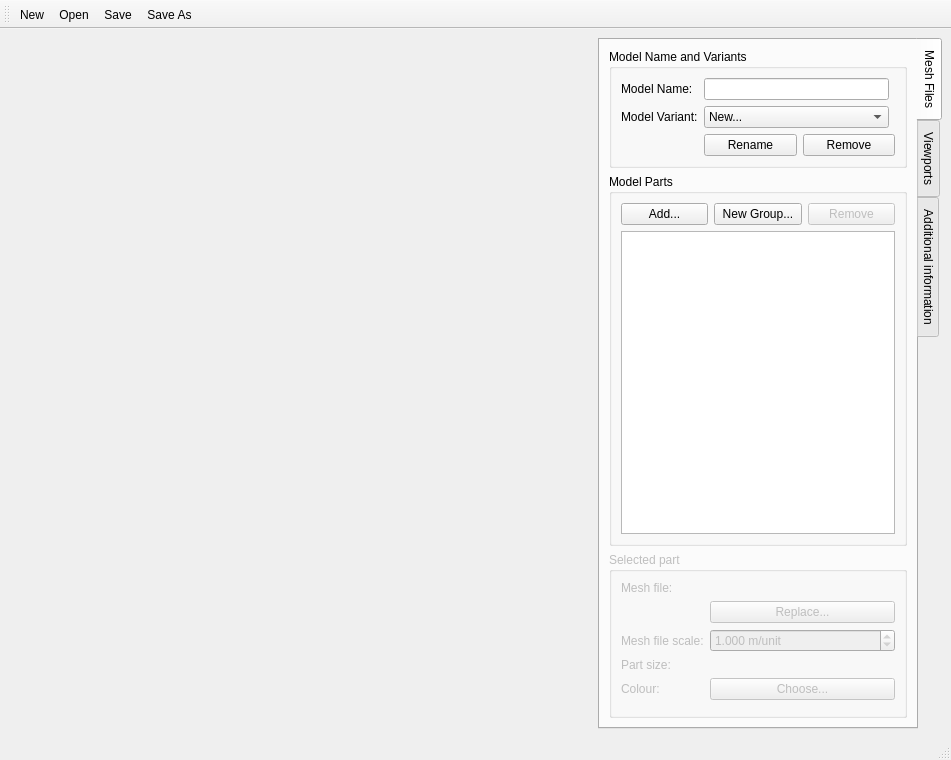
Qt form calcam/gui/qt_designer_files/cad_edit.ui (euratom-software/calcam) before a commit.
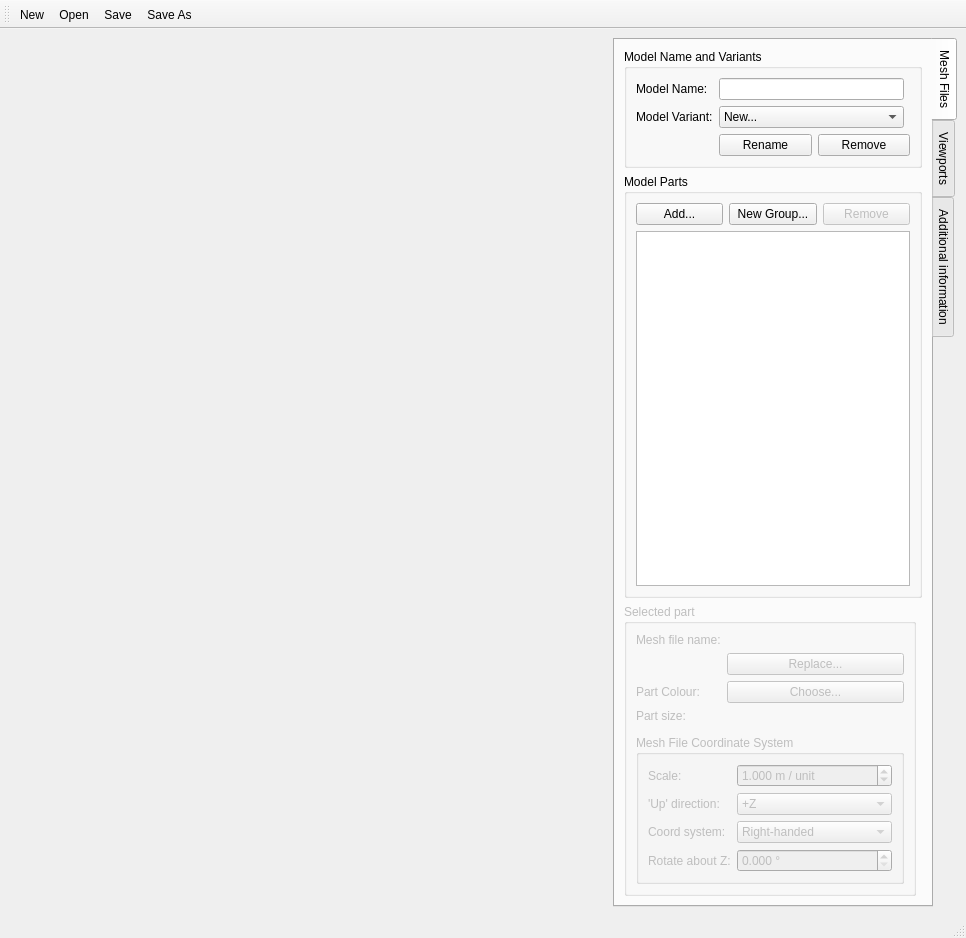
The same form after that commit.

Commit message: Add support for other mesh coordinate conventions (#108), fix broken new version notifications.

Patch:
```diff
--- a/calcam/gui/qt_designer_files/cad_edit.ui
+++ b/calcam/gui/qt_designer_files/cad_edit.ui
@@ -6,8 +6,8 @@
    <rect>
     <x>0</x>
     <y>0</y>
-    <width>951</width>
-    <height>760</height>
+    <width>966</width>
+    <height>938</height>
    </rect>
   </property>
   <property name="sizePolicy">
@@ -109,180 +109,6 @@
         <property name="rightMargin">
          <number>9</number>
         </property>
-        <item row="5" column="0" colspan="2">
-         <widget class="QGroupBox" name="component_settings">
-          <property name="enabled">
-           <bool>false</bool>
-          </property>
-          <property name="sizePolicy">
-           <sizepolicy hsizetype="Minimum" vsizetype="Preferred">
-            <horstretch>0</horstretch>
-            <verstretch>0</verstretch>
-           </sizepolicy>
-          </property>
-          <property name="title">
-           <string>Selected part</string>
-          </property>
-          <layout class="QGridLayout" name="gridLayout_5">
-           <item row="6" column="0" colspan="2">
-            <widget class="QFrame" name="cad_colour_controls">
-             <property name="enabled">
-              <bool>false</bool>
-             </property>
-             <property name="frameShape">
-              <enum>QFrame::NoFrame</enum>
-             </property>
-             <property name="frameShadow">
-              <enum>QFrame::Raised</enum>
-             </property>
-             <layout class="QGridLayout" name="gridLayout_9">
-              <property name="leftMargin">
-               <number>0</number>
-              </property>
-              <property name="topMargin">
-               <number>0</number>
-              </property>
-              <property name="rightMargin">
-               <number>0</number>
-              </property>
-              <property name="bottomMargin">
-               <number>0</number>
-              </property>
-              <property name="spacing">
-               <number>6</number>
-              </property>
-             </layout>
-            </widget>
-           </item>
-           <item row="3" column="1">
-            <widget class="QLabel" name="part_size">
-             <property name="text">
-              <string/>
-             </property>
-            </widget>
-           </item>
-           <item row="2" column="1">
-            <widget class="QDoubleSpinBox" name="mesh_scale_box">
-             <property name="keyboardTracking">
-              <bool>false</bool>
-             </property>
-             <property name="suffix">
-              <string> m/unit</string>
-             </property>
-             <property name="decimals">
-              <number>3</number>
-             </property>
-             <property name="minimum">
-              <double>0.001000000000000</double>
-             </property>
-             <property name="maximum">
-              <double>100.000000000000000</double>
-             </property>
-             <property name="singleStep">
-              <double>0.001000000000000</double>
-             </property>
-             <property name="value">
-              <double>1.000000000000000</double>
-             </property>
-            </widget>
-           </item>
-           <item row="0" column="0" alignment="Qt::AlignTop">
-            <widget class="QLabel" name="label_4">
-             <property name="sizePolicy">
-              <sizepolicy hsizetype="Minimum" vsizetype="Preferred">
-               <horstretch>0</horstretch>
-               <verstretch>0</verstretch>
-              </sizepolicy>
-             </property>
-             <property name="text">
-              <string>Mesh file:</string>
-             </property>
-            </widget>
-           </item>
-           <item row="2" column="0">
-            <widget class="QLabel" name="label_3">
-             <property name="sizePolicy">
-              <sizepolicy hsizetype="Minimum" vsizetype="Preferred">
-               <horstretch>0</horstretch>
-               <verstretch>0</verstretch>
-              </sizepolicy>
-             </property>
-             <property name="text">
-              <string>Mesh file scale:</string>
-             </property>
-            </widget>
-           </item>
-           <item row="4" column="0">
-            <widget class="QLabel" name="label_15">
-             <property name="sizePolicy">
-              <sizepolicy hsizetype="Minimum" vsizetype="Preferred">
-               <horstretch>0</horstretch>
-               <verstretch>0</verstretch>
-              </sizepolicy>
-             </property>
-             <property name="text">
-              <string>Colour:</string>
-             </property>
-            </widget>
-           </item>
-           <item row="3" column="0">
-            <widget class="QLabel" name="label_18">
-             <property name="text">
-              <string>Part size:</string>
-             </property>
-            </widget>
-           </item>
-           <item row="1" column="1">
-            <widget class="QPushButton" name="replace_file_button">
-             <property name="text">
-              <string>Replace...</string>
-             </property>
-            </widget>
-           </item>
-           <item row="0" column="1">
-            <widget class="QLabel" name="mesh_filename">
-             <property name="sizePolicy">
-              <sizepolicy hsizetype="MinimumExpanding" vsizetype="Preferred">
-               <horstretch>0</horstretch>
-               <verstretch>0</verstretch>
-              </sizepolicy>
-             </property>
-             <property name="minimumSize">
-              <size>
-               <width>0</width>
-               <height>0</height>
-              </size>
-             </property>
-             <property name="maximumSize">
-              <size>
-               <width>200</width>
-               <height>16777215</height>
-              </size>
-             </property>
-             <property name="text">
-              <string/>
-             </property>
-             <property name="scaledContents">
-              <bool>false</bool>
-             </property>
-             <property name="wordWrap">
-              <bool>true</bool>
-             </property>
-            </widget>
-           </item>
-           <item row="4" column="1">
-            <widget class="QPushButton" name="cad_colour_choose_button">
-             <property name="enabled">
-              <bool>false</bool>
-             </property>
-             <property name="text">
-              <string>Choose...</string>
-             </property>
-            </widget>
-           </item>
-          </layout>
-         </widget>
-        </item>
         <item row="4" column="0" colspan="2">
          <widget class="QGroupBox" name="model_featurelist_box">
           <property name="enabled">
@@ -450,6 +276,280 @@
           </layout>
          </widget>
         </item>
+        <item row="5" column="0">
+         <widget class="QGroupBox" name="component_settings">
+          <property name="enabled">
+           <bool>false</bool>
+          </property>
+          <property name="sizePolicy">
+           <sizepolicy hsizetype="Minimum" vsizetype="Preferred">
+            <horstretch>0</horstretch>
+            <verstretch>0</verstretch>
+           </sizepolicy>
+          </property>
+          <property name="title">
+           <string>Selected part</string>
+          </property>
+          <layout class="QGridLayout" name="gridLayout_5">
+           <item row="0" column="0" alignment="Qt::AlignTop">
+            <widget class="QLabel" name="label_4">
+             <property name="sizePolicy">
+              <sizepolicy hsizetype="Minimum" vsizetype="Preferred">
+               <horstretch>0</horstretch>
+               <verstretch>0</verstretch>
+              </sizepolicy>
+             </property>
+             <property name="text">
+              <string>Mesh file name:</string>
+             </property>
+            </widget>
+           </item>
+           <item row="4" column="1">
+            <widget class="QLabel" name="part_size">
+             <property name="text">
+              <string/>
+             </property>
+            </widget>
+           </item>
+           <item row="4" column="0">
+            <widget class="QLabel" name="label_18">
+             <property name="text">
+              <string>Part size:</string>
+             </property>
+            </widget>
+           </item>
+           <item row="1" column="1">
+            <widget class="QPushButton" name="replace_file_button">
+             <property name="text">
+              <string>Replace...</string>
+             </property>
+            </widget>
+           </item>
+           <item row="2" column="1">
+            <widget class="QPushButton" name="cad_colour_choose_button">
+             <property name="enabled">
+              <bool>false</bool>
+             </property>
+             <property name="text">
+              <string>Choose...</string>
+             </property>
+            </widget>
+           </item>
+           <item row="13" column="0" colspan="2">
+            <widget class="QFrame" name="cad_colour_controls">
+             <property name="enabled">
+              <bool>false</bool>
+             </property>
+             <property name="frameShape">
+              <enum>QFrame::NoFrame</enum>
+             </property>
+             <property name="frameShadow">
+              <enum>QFrame::Raised</enum>
+             </property>
+             <layout class="QGridLayout" name="gridLayout_9">
+              <property name="leftMargin">
+               <number>0</number>
+              </property>
+              <property name="topMargin">
+               <number>0</number>
+              </property>
+              <property name="rightMargin">
+               <number>0</number>
+              </property>
+              <property name="bottomMargin">
+               <number>0</number>
+              </property>
+              <property name="spacing">
+               <number>6</number>
+              </property>
+             </layout>
+            </widget>
+           </item>
+           <item row="2" column="0">
+            <widget class="QLabel" name="label_15">
+             <property name="sizePolicy">
+              <sizepolicy hsizetype="Minimum" vsizetype="Preferred">
+               <horstretch>0</horstretch>
+               <verstretch>0</verstretch>
+              </sizepolicy>
+             </property>
+             <property name="text">
+              <string>Part Colour:</string>
+             </property>
+            </widget>
+           </item>
+           <item row="0" column="1">
+            <widget class="QLabel" name="mesh_filename">
+             <property name="sizePolicy">
+              <sizepolicy hsizetype="MinimumExpanding" vsizetype="Preferred">
+               <horstretch>0</horstretch>
+               <verstretch>0</verstretch>
+              </sizepolicy>
+             </property>
+             <property name="minimumSize">
+              <size>
+               <width>0</width>
+               <height>0</height>
+              </size>
+             </property>
+             <property name="maximumSize">
+              <size>
+               <width>200</width>
+               <height>16777215</height>
+              </size>
+             </property>
+             <property name="text">
+              <string/>
+             </property>
+             <property name="scaledContents">
+              <bool>false</bool>
+             </property>
+             <property name="wordWrap">
+              <bool>true</bool>
+             </property>
+            </widget>
+           </item>
+           <item row="14" column="0" colspan="2">
+            <widget class="QGroupBox" name="coords_settings">
+             <property name="enabled">
+              <bool>false</bool>
+             </property>
+             <property name="title">
+              <string>Mesh File Coordinate System</string>
+             </property>
+             <layout class="QFormLayout" name="formLayout">
+              <item row="0" column="0">
+               <widget class="QLabel" name="label_3">
+                <property name="sizePolicy">
+                 <sizepolicy hsizetype="Minimum" vsizetype="Preferred">
+                  <horstretch>0</horstretch>
+                  <verstretch>0</verstretch>
+                 </sizepolicy>
+                </property>
+                <property name="text">
+                 <string>Scale:</string>
+                </property>
+               </widget>
+              </item>
+              <item row="0" column="1">
+               <widget class="QDoubleSpinBox" name="mesh_scale_box">
+                <property name="keyboardTracking">
+                 <bool>false</bool>
+                </property>
+                <property name="suffix">
+                 <string> m / unit</string>
+                </property>
+                <property name="decimals">
+                 <number>3</number>
+                </property>
+                <property name="minimum">
+                 <double>0.001000000000000</double>
+                </property>
+                <property name="maximum">
+                 <double>100.000000000000000</double>
+                </property>
+                <property name="singleStep">
+                 <double>0.001000000000000</double>
+                </property>
+                <property name="value">
+                 <double>1.000000000000000</double>
+                </property>
+               </widget>
+              </item>
+              <item row="1" column="0">
+               <widget class="QLabel" name="label">
+                <property name="text">
+                 <string>'Up' direction:</string>
+                </property>
+               </widget>
+              </item>
+              <item row="1" column="1">
+               <widget class="QComboBox" name="meshup_box">
+                <item>
+                 <property name="text">
+                  <string>+Z</string>
+                 </property>
+                </item>
+                <item>
+                 <property name="text">
+                  <string>+Y</string>
+                 </property>
+                </item>
+                <item>
+                 <property name="text">
+                  <string>+X</string>
+                 </property>
+                </item>
+                <item>
+                 <property name="text">
+                  <string>-X</string>
+                 </property>
+                </item>
+                <item>
+                 <property name="text">
+                  <string>-Y</string>
+                 </property>
+                </item>
+                <item>
+                 <property name="text">
+                  <string>-Z</string>
+                 </property>
+                </item>
+               </widget>
+              </item>
+              <item row="2" column="0">
+               <widget class="QLabel" name="label_14">
+                <property name="text">
+                 <string>Coord system:</string>
+                </property>
+               </widget>
+              </item>
+              <item row="2" column="1">
+               <widget class="QComboBox" name="handedness_box">
+                <item>
+                 <property name="text">
+                  <string>Right-handed</string>
+                 </property>
+                </item>
+                <item>
+                 <property name="text">
+                  <string>Left-handed</string>
+                 </property>
+                </item>
+               </widget>
+              </item>
+              <item row="3" column="0">
+               <widget class="QLabel" name="label_2">
+                <property name="text">
+                 <string>Rotate about Z:</string>
+                </property>
+               </widget>
+              </item>
+              <item row="3" column="1">
+               <widget class="QDoubleSpinBox" name="z_rotate_box">
+                <property name="keyboardTracking">
+                 <bool>false</bool>
+                </property>
+                <property name="suffix">
+                 <string> °</string>
+                </property>
+                <property name="decimals">
+                 <number>3</number>
+                </property>
+                <property name="maximum">
+                 <double>359.999000000000024</double>
+                </property>
+                <property name="singleStep">
+                 <double>90.000000000000000</double>
+                </property>
+               </widget>
+              </item>
+             </layout>
+            </widget>
+           </item>
+          </layout>
+         </widget>
+        </item>
        </layout>
       </widget>
       <widget class="QWidget" name="views_tab">
```
The commit also changes 5 other files.
